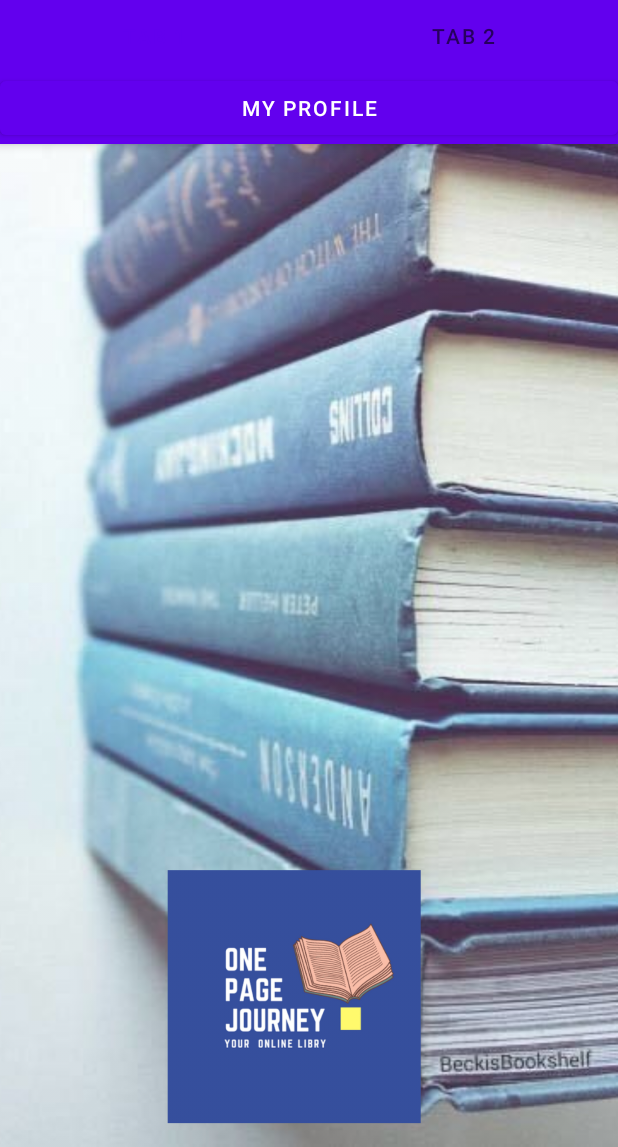
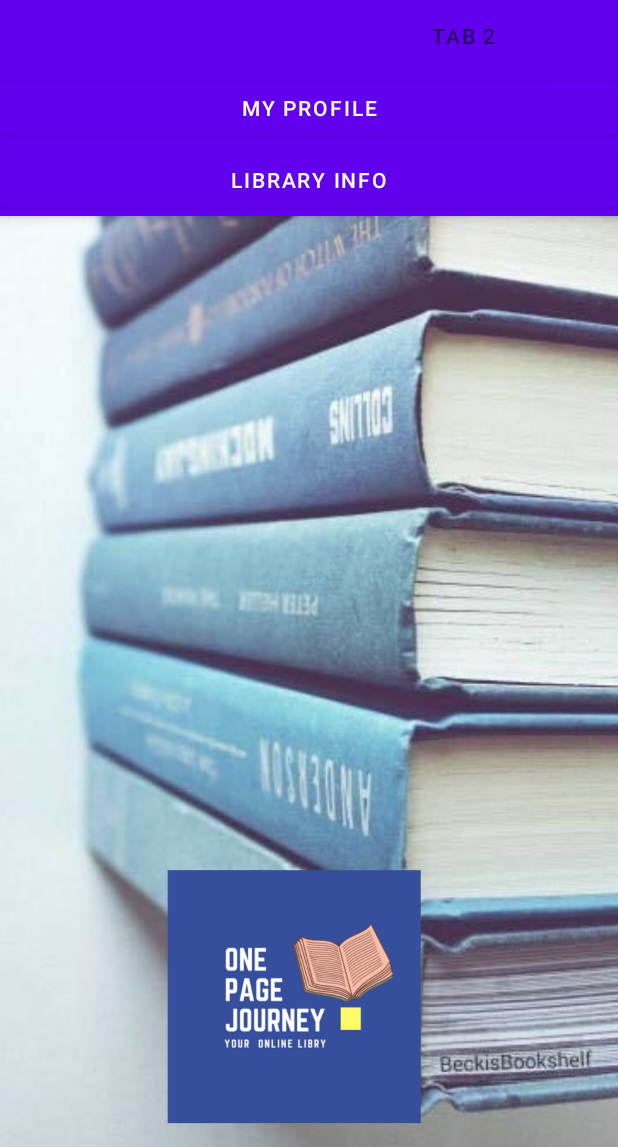
Before and after one commit to SabinaChiriac/Proiect-Android-2021, an Android app: the MainMenu screen opened directly, with no data from a screen before it, on a phone screen of 412 x 824 dp, the part 89-1236 px from its top. Run offline under Robolectric (Android 15) with nearby library versions, the phone set to English and light mode, and no system bars; 1 statement that could not run was skipped.

Commit message:
added library info page

```diff
--- a/app/src/main/res/layout/activity_main_menu.xml
+++ b/app/src/main/res/layout/activity_main_menu.xml
@@ -44,13 +44,21 @@
             android:layout_width="match_parent"
             android:layout_height="wrap_content"
             android:text="@string/my_profile" />
+        <Button
+            android:id="@+id/info_button"
+            android:layout_width="match_parent"
+            android:layout_height="wrap_content"
+            android:text="@string/library_info"/>
     </com.google.android.material.appbar.AppBarLayout>
 
     <androidx.viewpager.widget.ViewPager
         android:id="@+id/view_pager"
         android:layout_width="match_parent"
         android:layout_height="match_parent"
-        app:layout_behavior="@string/appbar_scrolling_view_behavior" />
+        app:layout_behavior="@string/appbar_scrolling_view_behavior" >
+
+
+    </androidx.viewpager.widget.ViewPager>
 
 
 </androidx.coordinatorlayout.widget.CoordinatorLayout>
```
Also changed, not shown: app/src/main/java/com/example/bibliotecaonline/activities/fragments/LibraryInfoPage.kt (added, +18 -0 lines), app/src/main/res/layout/fragment_library_info_page.xml (added, +14 -0 lines), app/src/main/res/values/strings.xml (+13 -0 lines).
